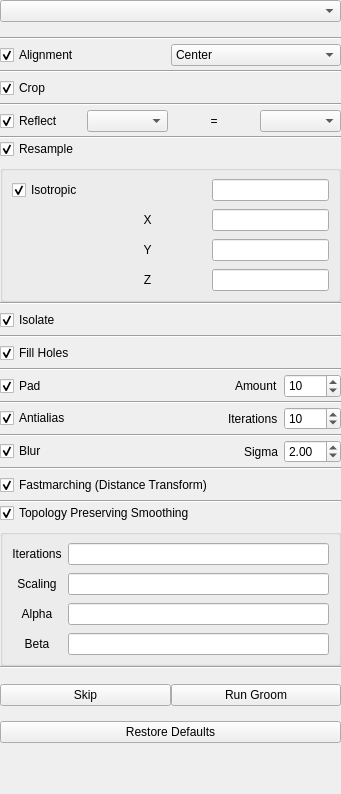
Qt form Studio/src/Groom/GroomTool.ui (SCIInstitute/ShapeWorks) before a commit.
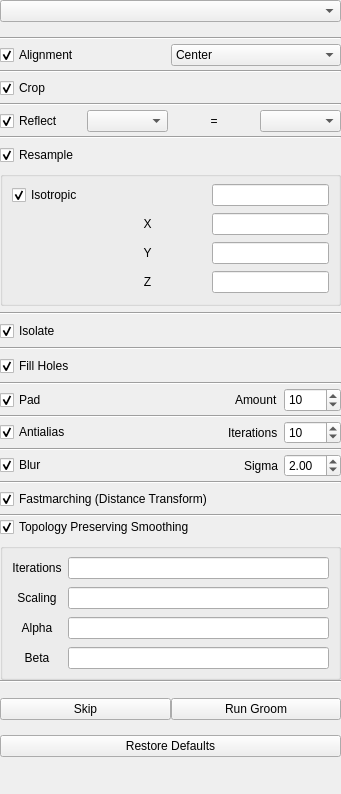
The same form after that commit.

Commit message: Connect up resample box, fix layout for open/close.

What changed in the file:
```diff
--- a/Studio/src/Groom/GroomTool.ui
+++ b/Studio/src/Groom/GroomTool.ui
@@ -239,26 +239,29 @@
          </item>
          <item>
           <widget class="QWidget" name="resample_widget" native="true">
-           <property name="minimumSize">
-            <size>
-             <width>0</width>
-             <height>163</height>
-            </size>
+           <property name="sizePolicy">
+            <sizepolicy hsizetype="Preferred" vsizetype="Preferred">
+             <horstretch>0</horstretch>
+             <verstretch>0</verstretch>
+            </sizepolicy>
            </property>
-           <layout class="QGridLayout" name="gridLayout_17">
+           <layout class="QVBoxLayout" name="verticalLayout_3">
+            <property name="spacing">
+             <number>6</number>
+            </property>
             <property name="leftMargin">
              <number>0</number>
             </property>
             <property name="topMargin">
-             <number>0</number>
+             <number>6</number>
             </property>
             <property name="rightMargin">
              <number>0</number>
             </property>
             <property name="bottomMargin">
-             <number>0</number>
+             <number>6</number>
             </property>
-            <item row="0" column="0">
+            <item>
              <widget class="QCheckBox" name="resample_checkbox">
               <property name="text">
                <string>Resample</string>
@@ -268,7 +271,7 @@
               </property>
              </widget>
             </item>
-            <item row="1" column="0" rowspan="2" colspan="6">
+            <item>
              <widget class="QGroupBox" name="resample_box">
               <property name="minimumSize">
                <size>
@@ -400,27 +403,30 @@
          </item>
          <item>
           <widget class="QWidget" name="isolate_widget" native="true">
-           <property name="minimumSize">
-            <size>
-             <width>0</width>
-             <height>30</height>
-            </size>
-           </property>
            <layout class="QGridLayout" name="gridLayout_13">
             <property name="leftMargin">
              <number>0</number>
             </property>
             <property name="topMargin">
-             <number>0</number>
+             <number>6</number>
             </property>
             <property name="rightMargin">
              <number>0</number>
             </property>
             <property name="bottomMargin">
+             <number>6</number>
+            </property>
+            <property name="spacing">
              <number>0</number>
             </property>
             <item row="2" column="0">
              <widget class="QCheckBox" name="isolate_checkbox">
+              <property name="sizePolicy">
+               <sizepolicy hsizetype="Minimum" vsizetype="Preferred">
+                <horstretch>0</horstretch>
+                <verstretch>0</verstretch>
+               </sizepolicy>
+              </property>
               <property name="text">
                <string>Isolate</string>
               </property>
@@ -441,27 +447,30 @@
          </item>
          <item>
           <widget class="QWidget" name="fill_holes_widget" native="true">
-           <property name="minimumSize">
-            <size>
-             <width>0</width>
-             <height>30</height>
-            </size>
-           </property>
-           <layout class="QGridLayout" name="gridLayout_12">
+           <layout class="QGridLayout" name="gridLayout_12" rowstretch="0,0,0,0,0" rowminimumheight="0,0,0,0,0">
             <property name="leftMargin">
              <number>0</number>
             </property>
             <property name="topMargin">
-             <number>0</number>
+             <number>6</number>
             </property>
             <property name="rightMargin">
              <number>0</number>
             </property>
             <property name="bottomMargin">
+             <number>6</number>
+            </property>
+            <property name="spacing">
              <number>0</number>
             </property>
             <item row="4" column="0">
              <widget class="QCheckBox" name="fill_holes_checkbox">
+              <property name="sizePolicy">
+               <sizepolicy hsizetype="Minimum" vsizetype="Preferred">
+                <horstretch>0</horstretch>
+                <verstretch>0</verstretch>
+               </sizepolicy>
+              </property>
               <property name="text">
                <string>Fill Holes</string>
               </property>
```
The commit also changes 1 other file.
